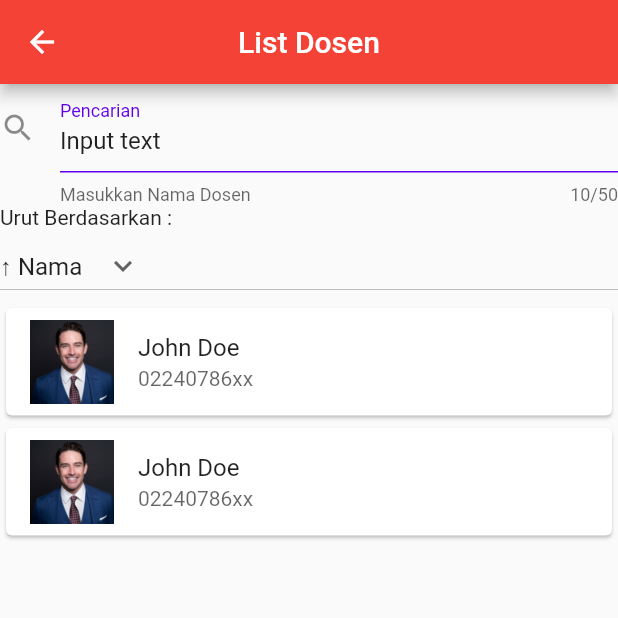
After one commit to zuhalr/Provis, a Flutter app: the screen it shows after launch, after a tap on "List Dosen Prodi", on a phone screen of 412 x 824 dp, the top half of it. The commit adds this screen. Run offline on Flutter 3.47's test engine with Material 2 defaults, Android fonts, the phone set to English and light mode, and no system bars.

Commit message:
Add List Dosen Page

```diff
--- /dev/null
+++ b/lib/list_dosen.dart
@@ -0,0 +1,98 @@
+import 'package:flutter/material.dart';
+
+class ListDosen extends StatelessWidget {
+  // Initial Selected Value
+  String dropdownvalue = '↑ Nama';
+
+  // List of items in our dropdown menu
+  var items = [
+    '↑ Nama',
+    '↓ Nama',
+    '↑ Jabatan',
+    '↓ Jabatan',
+  ];
+  @override
+  Widget build(BuildContext context) {
+    // TODO: implement build
+    return Scaffold(
+      appBar: AppBar(
+        title: const Text('List Dosen'),
+        centerTitle: true,
+      ),
+      body: ListView(
+
+        children: [
+          TextFormField(
+            cursorColor: Theme.of(context).cursorColor,
+            initialValue: 'Input text',
+            maxLength: 50,
+            decoration: const InputDecoration(
+              icon: Icon(Icons.search),
+              labelText: 'Pencarian',
+              labelStyle: TextStyle(
+                color: Color(0xFF6200EE),
+              ),
+              helperText: 'Masukkan Nama Dosen',
+              // suffixIcon: Icon(
+              //   Icons.check_circle,
+              // ),
+              enabledBorder: UnderlineInputBorder(
+                borderSide: BorderSide(color: Color(0xFF6200EE)),
+              ),
+            ),
+          ),
+          Text('Urut Berdasarkan :'),
+          DropdownButton(
+
+              // Initial Value
+              value: dropdownvalue,
+
+              // Down Arrow Icon
+              icon: const Icon(Icons.keyboard_arrow_down),
+
+              // Array list of items
+              items: items.map((String items) {
+                return DropdownMenuItem(
+                  value: items,
+                  child: Text(items),
+                );
+              }).toList(),
+              onChanged: (String? value) {  },
+          ),
+          Card(
+            clipBehavior: Clip.antiAlias,
+            child: Column(
+              children: [
+                ListTile(
+                  // leading: Icon(Icons.arrow_drop_down_circle),
+                  leading: Image.asset('assets/images/profile.png'),
+                  title: const Text('John Doe'),
+                  subtitle: Text(
+                    '02240786xx',
+                    style: TextStyle(color: Colors.black.withOpacity(0.6)),
+                  ),
+                ),
+              ],
+            ),
+          ),
+          Card(
+            clipBehavior: Clip.antiAlias,
+            child: Column(
+              children: [
+                ListTile(
+                  // leading: Icon(Icons.arrow_drop_down_circle),
+                  leading: Image.asset('assets/images/profile.png'),
+                  title: const Text('John Doe'),
+                  subtitle: Text(
+                    '02240786xx',
+                    style: TextStyle(color: Colors.black.withOpacity(0.6)),
+                  ),
+                ),
+              ],
+            ),
+          ),
+        ],
+      ),
+    );
+  }
+}
--- a/lib/main.dart
+++ b/lib/main.dart
@@ -1,5 +1,5 @@
 import 'package:flutter/material.dart';
-import 'screen_kedua.dart';
+import 'list_dosen.dart';
 import 'screen_ketiga.dart';
 
 void main() {
@@ -11,7 +11,11 @@ class MyApp extends StatelessWidget {
 
   @override
   Widget build(BuildContext context) {
-    return MaterialApp(title: 'Hello App', home: MyHome());
+    return MaterialApp(
+      theme: ThemeData(primarySwatch: Colors.red),
+      title: 'UPI DATA',
+      home: MyHome()
+      );
   }
 }
 
@@ -31,11 +35,11 @@ class MyHome extends StatelessWidget {
               Padding(
                 padding: EdgeInsets.all(5), //20 pixel ke semua arah
                 child: ElevatedButton(
-                    child: Text('Ke screen Kedua'),
+                    child: Text('List Dosen Prodi'),
                     onPressed: () {
                       Navigator.of(context)
                           .push(MaterialPageRoute(builder: (context) {
-                        return ScreenKedua();
+                        return ListDosen();
                       }));
                     }),
               ),
--- a/lib/screen_kedua.dart
+++ /dev/null
@@ -1,22 +0,0 @@
-import 'package:flutter/material.dart';
-
-class ScreenKedua extends StatelessWidget {
-  @override
-  Widget build(BuildContext context) {
-    // TODO: implement build
-    return Scaffold(
-      appBar: AppBar(
-        title: const Text('Screen 2'),
-      ),
-      body: Center(
-        child: ElevatedButton(
-          child: Text(
-              "Ini screen kedua, tap ini untuk kembali secara manual. \n Atau bisa lewat tombol back di app bar"),
-          onPressed: () {
-            Navigator.of(context).pop();
-          },
-        ),
-      ),
-    );
-  }
-}
--- a/pubspec.yaml
+++ b/pubspec.yaml
@@ -28,6 +28,7 @@ environment:
 # versions available, run `flutter pub outdated`.
 dependencies:
   flutter:
+
     sdk: flutter
 
 
@@ -58,9 +59,8 @@ flutter:
   uses-material-design: true
 
   # To add assets to your application, add an assets section, like this:
-  # assets:
-  #   - images/a_dot_burr.jpeg
-  #   - images/a_dot_ham.jpeg
+  assets:
+    - assets/images/profile.png
 
   # An image asset can refer to one or more resolution-specific "variants", see
   # https://flutter.dev/assets-and-images/#resolution-aware.
```
Also changed, not shown: assets/images/profile.png (added).
